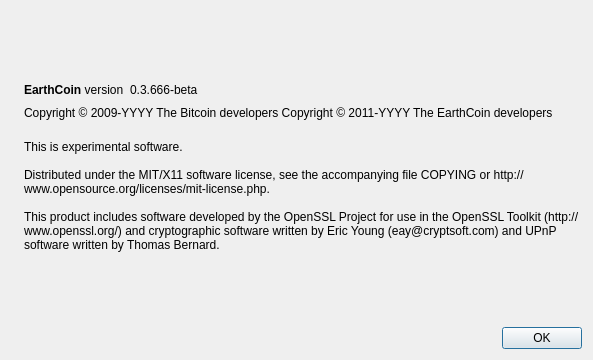
Before: the Qt Designer form src/qt/forms/aboutdialog.ui in novaexchange/EAC, drawn with Qt 5.
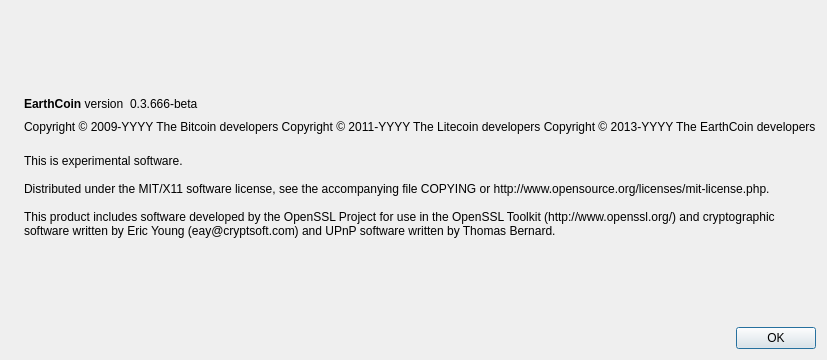
After: the same form once the commit is applied. Icons and pictures are not drawn.

Commit message: update copyright information and references to the website

```diff
--- a/src/qt/forms/aboutdialog.ui
+++ b/src/qt/forms/aboutdialog.ui
@@ -92,7 +92,8 @@
        </property>
        <property name="text">
         <string notr="true">Copyright &amp;copy; 2009-YYYY The Bitcoin developers
-Copyright &amp;copy; 2011-YYYY The EarthCoin developers</string>
+Copyright &amp;copy; 2011-YYYY The Litecoin developers
+Copyright &amp;copy; 2013-YYYY The EarthCoin developers</string>
        </property>
        <property name="textFormat">
         <enum>Qt::RichText</enum>
```
The commit also changes 10 other files.
